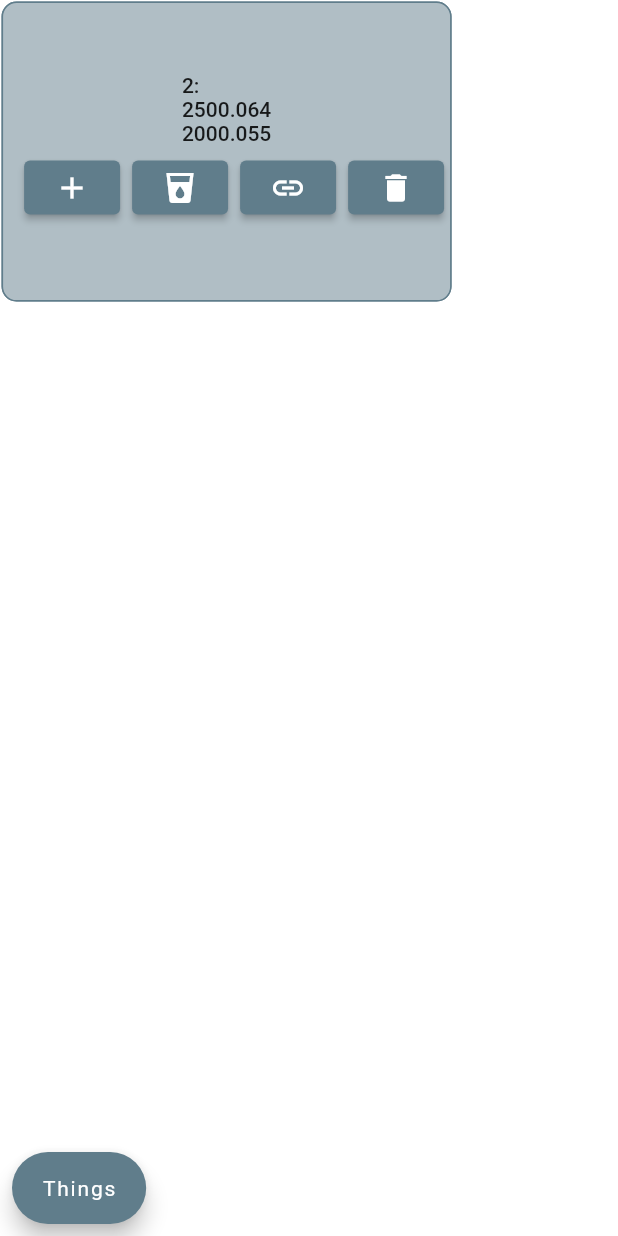
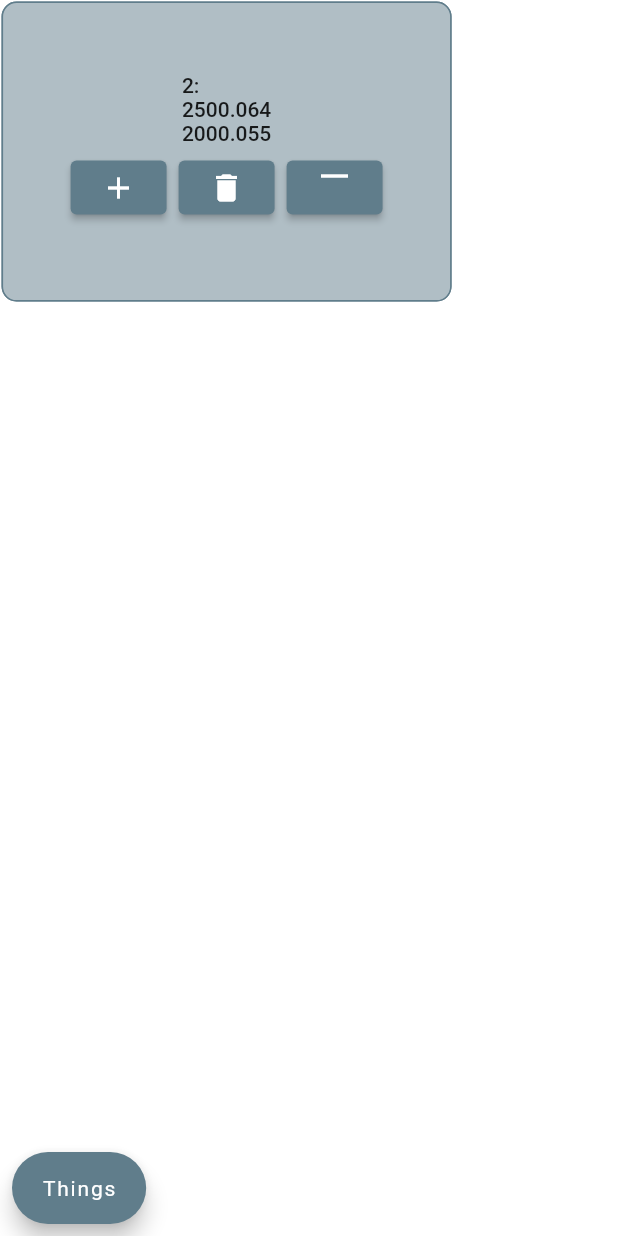
Before and after one commit to prosac/flutter_pan_and_zoom_canvas, a Flutter app: the screen it shows after launch, after a tap on "Things", after a tap on "n → Add thing", after a tap on the "add" icon, on a phone screen of 412 x 824 dp. Run offline on Flutter 3.47's test engine with Material 2 defaults, Android fonts, the phone set to English and light mode, and no system bars; our stand-ins replace file.

Commit message:
maximize things WIP

```diff
--- a/lib/model/viewer_state.dart
+++ b/lib/model/viewer_state.dart
@@ -13,19 +13,23 @@ class ViewerState with ChangeNotifier {
   bool spaceCommandModeDisabled = false;
   late DraggingProcedure draggingProcedure;
   FocusNode focusNode;
+  Widget? maximizedThing = null;
 
   var onTick = (Node node, double scale, Offset interactiveViewerOffset) {
-    var renderBoxOfNode =
-        node.presentation.key.currentContext?.findRenderObject() as RenderBox;
+    var renderBoxOfNode = node.presentation.key.currentContext?.findRenderObject() as RenderBox;
     var nodeOffset = renderBoxOfNode.localToGlobal(Offset.zero);
 
     node.offset =
-        DraggingProcedureUtilityFunctions.offsetAdaptedToViewParameters(
-            nodeOffset, scale, interactiveViewerOffset);
+        DraggingProcedureUtilityFunctions.offsetAdaptedToViewParameters(nodeOffset, scale, interactiveViewerOffset);
   };
 
   ViewerState({draggingProcedure, required this.focusNode}) {
     draggingProcedure = DraggingProcedure(notifier: notifyListeners);
+  }
+
+  void maximize(Widget widget) {
+    maximizedThing = widget;
+    notifyListeners();
   }
 
   void drag(Node node) {
--- a/lib/work_bench.dart
+++ b/lib/work_bench.dart
@@ -89,12 +89,7 @@ class WorkBenchState extends State<WorkBench> {
     final node = Node(offset: offset, payload: TestData(text: 'Some other Payload'));
     final model = context.read<GraphModel>();
 
-    node.actions = [
-      SimpleAction(icon: Icons.add, callback: () => addThingFromExisting(node)),
-      SimpleAction(icon: Icons.local_drink, callback: () => initiateConnecting(fromNode: node)),
-      SimpleAction(icon: Icons.link, callback: () => connect(otherNode: node)),
-      SimpleAction(icon: Icons.delete, callback: () => model.remove(node))
-    ];
+    node.actions = buildNodeActions(model, node);
 
     // TODO: hot to best implement a bidirectional 1-1 relationsship
     node.presentation = ExamplePresentation(node: node);
@@ -144,6 +139,19 @@ class WorkBenchState extends State<WorkBench> {
     });
   }
 
+  // TODO: we are mutating an input here! bad! the node should be decorated to know about action
+  List<SimpleAction> buildNodeActions(model, Node node) {
+    var viewerState = context.read<ViewerState>();
+
+    return [
+      SimpleAction(icon: Icons.add, callback: () => addThingFromExisting(node)),
+      // SimpleAction(icon: Icons.local_drink, callback: () => initiateConnecting(fromNode: node)),
+      // SimpleAction(icon: Icons.link, callback: () => connect(otherNode: node)),
+      SimpleAction(icon: Icons.delete, callback: () => model.remove(node)),
+      SimpleAction(icon: Icons.maximize, callback: () => viewerState.maximize(node.presentation))
+    ];
+  }
+
   void addThingFromExisting(Node node) {
     final Offset offset = node.offset;
     final adaptedOffset = computeAdaptedOffset(node, offset);
@@ -151,12 +159,7 @@ class WorkBenchState extends State<WorkBench> {
 
     final newNode = Node(offset: adaptedOffset, payload: TestData(text: 'Some other Payload'));
 
-    newNode.actions = [
-      SimpleAction(icon: Icons.add, callback: () => addThingFromExisting(newNode)),
-      SimpleAction(icon: Icons.local_drink, callback: () => initiateConnecting(fromNode: node)),
-      SimpleAction(icon: Icons.link, callback: () => connect(otherNode: node)),
-      SimpleAction(icon: Icons.delete, callback: () => model.remove(newNode))
-    ];
+    newNode.actions = buildNodeActions(model, node);
 
     // TODO: how to best implement a bidirectional 1-1 relationsship
     newNode.presentation = ExamplePresentation(node: newNode);
@@ -176,7 +179,21 @@ class WorkBenchState extends State<WorkBench> {
       autofocus: true,
       onKeyEvent: (event) => handleKeyboardOnKey(context, event, viewerState),
       child: Container(
-        child: Stack(children: [
+        child: maximizedThing(viewerState),
+      ),
+    );
+  }
+
+  Widget maximizedThing(viewerState) {
+    if (viewerState.maximizedThing != null) {
+      return viewerState.maximizedThing;
+    } else {
+      return mainCanvas(viewerState);
+    }
+  }
+
+  Stack mainCanvas(viewerState) {
+    return Stack(children: [
       Stack(
         children: <Widget>[interactiveViewer()],
       ),
@@ -189,9 +206,7 @@ class WorkBenchState extends State<WorkBench> {
         ),
       ),
       spaceCommands()
-        ]),
-      ),
-    );
+    ]);
   }
 
   void handleKeyboardOnKey(BuildContext context, KeyEvent event, ViewerState viewerState) {
```
Lines whose indentation alone changed are shown as unchanged.
